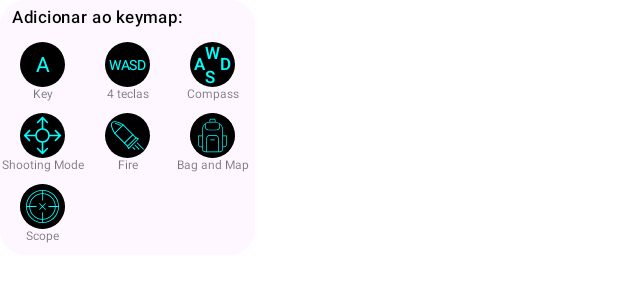
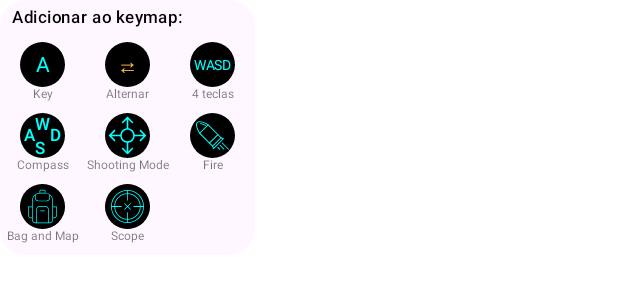
Before and after one commit to ezzzbypassbgipbaneueu-cmd/wx-mapper, an Android app built with Jetpack Compose: the @Preview function PreviewMenuItems, on a phone screen of 412 x 824 dp. Shown: the top 300 px of the screen. Run offline under Robolectric (Android 15) with nearby library versions, the phone set to English and light mode, and no system bars.

Commit message:
Tecla alternar: segura e solta a cada toque

```diff
--- a/app/src/main/java/com/wx/mapper/model/DraggableItem.kt
+++ b/app/src/main/java/com/wx/mapper/model/DraggableItem.kt
@@ -20,10 +20,12 @@ sealed class DraggableItem {
         override val id: Int,
         override var position: Offset,
         var keyCode:Int? = null,
-        var size: Int
+        var size: Int,
+        /** true = tecla ALTERNAR: um toque segura o ponto da tela, outro toque solta. */
+        var toggle: Boolean = false
     ) : DraggableItem(){
         override fun copy(id: Int, position: Offset): DraggableItem =
-            VariableKey(id, position, keyCode, size)
+            VariableKey(id, position, keyCode, size, toggle)
 
     }
 
@@ -77,6 +79,8 @@ data class KeyMap(
     val position: Offset,
     val center: Offset? = null,
     val end: Offset? = null,
+    /** Tecla ALTERNAR (segura até apertar de novo). */
+    val toggle: Boolean = false,
 )
 
 enum class KeymapType {
@@ -86,5 +90,5 @@ enum class KeymapType {
 @Serializable
 enum class DraggableItemType {
     //do not change positions of existing items
-    KEY, WASD_KEY, SHOOTING_MODE, FIRE, BAG_MAP , SCOPE
+    KEY, WASD_KEY, SHOOTING_MODE, FIRE, BAG_MAP , SCOPE, TOGGLE_KEY
 }
--- a/app/src/main/java/com/wx/mapper/service/FloatingWindowStateManager.kt
+++ b/app/src/main/java/com/wx/mapper/service/FloatingWindowStateManager.kt
@@ -328,6 +328,10 @@ class FloatingWindowStateManager @Inject constructor(
                 DraggableItem.VariableKey(itemID, position = offset, size = 0)
             }
 
+            DraggableItemType.TOGGLE_KEY -> {
+                DraggableItem.VariableKey(itemID, position = offset, size = 0, toggle = true)
+            }
+
             DraggableItemType.WASD_KEY -> {
                 DraggableItem.WASDGroup(itemID, offset)
             }
--- a/app/src/main/java/com/wx/mapper/ui/overlay/FloatingWindow.kt
+++ b/app/src/main/java/com/wx/mapper/ui/overlay/FloatingWindow.kt
@@ -271,7 +271,10 @@ fun ItemsContainer(
                                 onRemove(item.id)
                             },
                             onClick = { keyFocusRequester.requestFocus() },
-                            borderColor = if (hasFocus) Color.Cyan else MaterialTheme.colorScheme.onSurface,
+                            // Laranja = tecla ALTERNAR (segura/solta a cada toque).
+                            borderColor = if (hasFocus) Color.Cyan
+                            else if (item.toggle) Color(0xFFFFB74D)
+                            else MaterialTheme.colorScheme.onSurface,
                             modifier = Modifier
                                 .onSizeChanged {
                                     item.size = it.width
@@ -427,6 +430,22 @@ fun MenuItems(
                     }
                     Text(
                         "Key",
+                        style = TextStyle(fontSize = 8.sp),
+                        color = MaterialTheme.colorScheme.onSurface.copy(alpha = 0.6f)
+                    )
+                }
+            }
+            item(contentType = DraggableItemType.TOGGLE_KEY) {
+                // Tecla ALTERNAR: um toque segura o ponto da tela, outro toque solta.
+                Column(
+                    Modifier.clickable(onClick = { onItemClick(DraggableItemType.TOGGLE_KEY) }),
+                    horizontalAlignment = Alignment.CenterHorizontally
+                ) {
+                    Box(itemModifier, contentAlignment = Alignment.Center) {
+                        Text("\u21C4", color = Color(0xFFFFB74D))
+                    }
+                    Text(
+                        "Alternar",
                         style = TextStyle(fontSize = 8.sp),
                         color = MaterialTheme.colorScheme.onSurface.copy(alpha = 0.6f)
                     )
```
Also changed, not shown: app/src/main/java/com/wx/mapper/domain/EventHandler.kt (+6 -3 lines), app/src/main/java/com/wx/mapper/domain/MultiModeTouchHandlerImpl.kt (+22 -0 lines).
